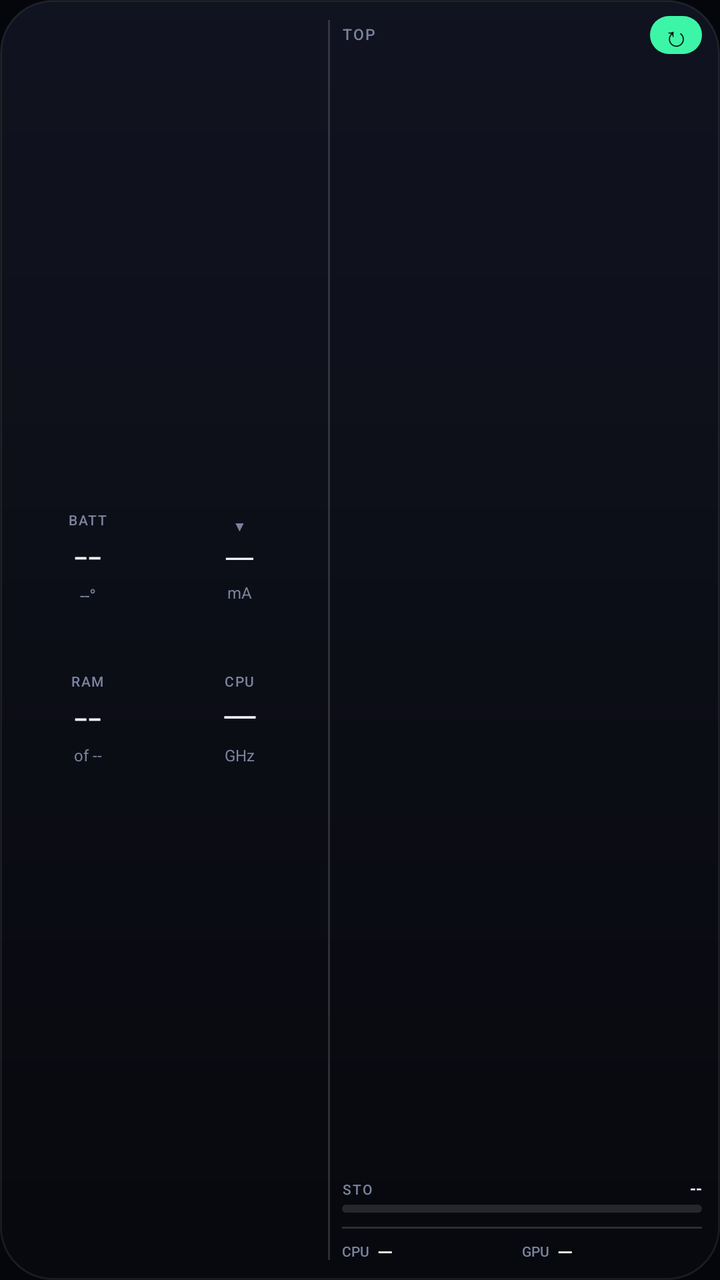
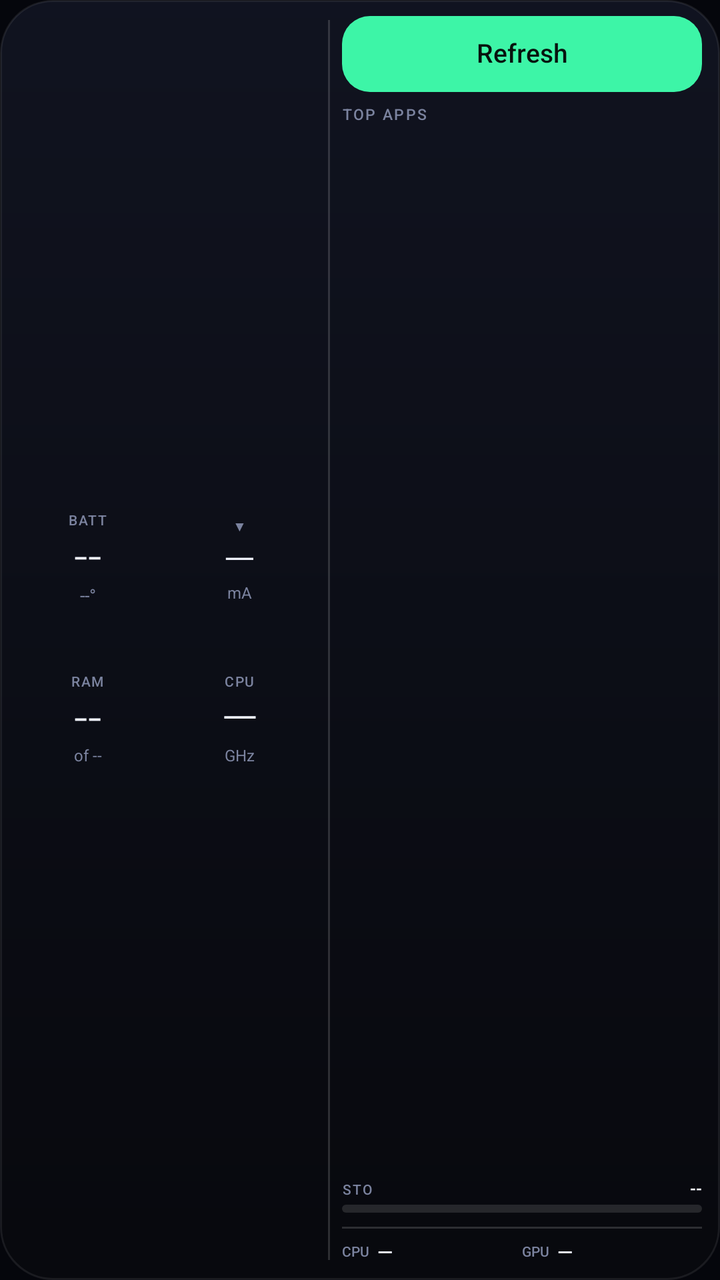

The first picture is an Android layout as it rendered before a commit; the second is the same layout after the commit. The layout source and the unified diff follow.
<!-- AndroidManifest.xml: application theme Theme.PhoneStatus -->
<!-- res/layout/widget_rect.xml -->
<?xml version="1.0" encoding="utf-8"?>
<LinearLayout xmlns:android="http://schemas.android.com/apk/res/android"
    android:id="@+id/w_root"
    android:layout_width="match_parent"
    android:layout_height="match_parent"
    android:background="@drawable/widget_bg_minimal"
    android:orientation="horizontal"
    android:paddingBottom="8dp"
    android:paddingEnd="9dp"
    android:paddingStart="8dp"
    android:paddingTop="8dp">

    
    <LinearLayout
        android:layout_width="wrap_content"
        android:layout_height="match_parent"
        android:gravity="center_vertical"
        android:orientation="vertical">

        <LinearLayout
            android:layout_width="wrap_content"
            android:layout_height="wrap_content"
            android:orientation="horizontal">
            <FrameLayout
                android:layout_width="72dp"
                android:layout_height="72dp">
                <ImageView
                    android:id="@+id/w_batt_ring"
                    android:layout_width="match_parent"
                    android:layout_height="match_parent"
                    android:scaleType="fitCenter" />
                <LinearLayout
                    android:layout_width="match_parent"
                    android:layout_height="match_parent"
                    android:gravity="center"
                    android:orientation="vertical">
                    <TextView
                        android:layout_width="wrap_content"
                        android:layout_height="wrap_content"
                        android:fontFamily="sans-serif-medium"
                        android:includeFontPadding="false"
                        android:letterSpacing="0.08"
                        android:text="BATT"
                        android:textColor="@color/text_label"
                        android:textSize="7sp" />
                    <TextView
                        android:id="@+id/w_battery_pct"
                        android:layout_width="wrap_content"
                        android:layout_height="wrap_content"
                        android:fontFamily="sans-serif-light"
                        android:includeFontPadding="false"
                        android:text="--"
                        android:textColor="@color/text_primary"
                        android:textSize="24sp" />
                    <TextView
                        android:id="@+id/w_batt_temp"
                        android:layout_width="wrap_content"
                        android:layout_height="wrap_content"
                        android:includeFontPadding="false"
                        android:text="--°"
                        android:textColor="@color/text_label"
                        android:textSize="9sp" />
                </LinearLayout>
            </FrameLayout>
            <FrameLayout
                android:layout_width="72dp"
                android:layout_height="72dp"
                android:layout_marginStart="4dp">
                <ImageView
                    android:id="@+id/w_cur_ring"
                    android:layout_width="match_parent"
                    android:layout_height="match_parent"
                    android:scaleType="fitCenter" />
                <LinearLayout
                    android:layout_width="match_parent"
                    android:layout_height="match_parent"
                    android:gravity="center"
                    android:orientation="vertical">
                    <TextView
                        android:id="@+id/w_cur_arrow"
                        android:layout_width="wrap_content"
                        android:layout_height="wrap_content"
                        android:includeFontPadding="false"
                        android:text="▼"
                        android:textColor="@color/text_label"
                        android:textSize="7sp" />
                    <TextView
                        android:id="@+id/w_cur_val"
                        android:layout_width="wrap_content"
                        android:layout_height="wrap_content"
                        android:fontFamily="sans-serif-light"
                        android:includeFontPadding="false"
                        android:text="—"
                        android:textColor="@color/text_primary"
                        android:textSize="21sp" />
                    <TextView
                        android:layout_width="wrap_content"
                        android:layout_height="wrap_content"
                        android:includeFontPadding="false"
                        android:text="mA"
                        android:textColor="@color/text_label"
                        android:textSize="8sp" />
                </LinearLayout>
            </FrameLayout>
        </LinearLayout>

        <LinearLayout
            android:layout_width="wrap_content"
            android:layout_height="wrap_content"
            android:layout_marginTop="8dp"
            android:orientation="horizontal">
            <FrameLayout
                android:layout_width="72dp"
                android:layout_height="72dp">
                <ImageView
                    android:id="@+id/w_ram_ring"
                    android:layout_width="match_parent"
                    android:layout_height="match_parent"
                    android:scaleType="fitCenter" />
                <LinearLayout
                    android:layout_width="match_parent"
                    android:layout_height="match_parent"
                    android:gravity="center"
                    android:orientation="vertical">
                    <TextView
                        android:layout_width="wrap_content"
                        android:layout_height="wrap_content"
                        android:fontFamily="sans-serif-medium"
                        android:includeFontPadding="false"
                        android:letterSpacing="0.08"
                        android:text="RAM"
                        android:textColor="@color/text_label"
                        android:textSize="7sp" />
                    <TextView
                        android:id="@+id/w_ram_val"
                        android:layout_width="wrap_content"
                        android:layout_height="wrap_content"
                        android:fontFamily="sans-serif-light"
                        android:includeFontPadding="false"
                        android:text="--"
                        android:textColor="@color/text_primary"
                        android:textSize="24sp" />
                    <TextView
                        android:id="@+id/w_ram_sub"
                        android:layout_width="wrap_content"
                        android:layout_height="wrap_content"
                        android:includeFontPadding="false"
                        android:text="of --"
                        android:textColor="@color/text_label"
                        android:textSize="8sp" />
                </LinearLayout>
            </FrameLayout>
            <FrameLayout
                android:layout_width="72dp"
                android:layout_height="72dp"
                android:layout_marginStart="4dp">
                <ImageView
                    android:id="@+id/w_cpu_ring"
                    android:layout_width="match_parent"
                    android:layout_height="match_parent"
                    android:scaleType="fitCenter" />
                <LinearLayout
                    android:layout_width="match_parent"
                    android:layout_height="match_parent"
                    android:gravity="center"
                    android:orientation="vertical">
                    <TextView
                        android:layout_width="wrap_content"
                        android:layout_height="wrap_content"
                        android:fontFamily="sans-serif-medium"
                        android:includeFontPadding="false"
                        android:letterSpacing="0.08"
                        android:text="CPU"
                        android:textColor="@color/text_label"
                        android:textSize="7sp" />
                    <TextView
                        android:id="@+id/w_cpu_ghz"
                        android:layout_width="wrap_content"
                        android:layout_height="wrap_content"
                        android:fontFamily="sans-serif-light"
                        android:includeFontPadding="false"
                        android:text="—"
                        android:textColor="@color/text_primary"
                        android:textSize="24sp" />
                    <TextView
                        android:layout_width="wrap_content"
                        android:layout_height="wrap_content"
                        android:includeFontPadding="false"
                        android:text="GHz"
                        android:textColor="@color/text_label"
                        android:textSize="8sp" />
                </LinearLayout>
            </FrameLayout>
        </LinearLayout>
    </LinearLayout>

    
    <FrameLayout
        android:layout_width="1dp"
        android:layout_height="match_parent"
        android:layout_marginBottom="2dp"
        android:layout_marginEnd="6dp"
        android:layout_marginStart="8dp"
        android:layout_marginTop="2dp"
        android:background="@color/divider" />

    
    <LinearLayout
        android:layout_width="0dp"
        android:layout_height="match_parent"
        android:layout_weight="1"
        android:orientation="vertical">

        
        <LinearLayout
            android:layout_width="match_parent"
            android:layout_height="wrap_content"
            android:gravity="center_vertical"
            android:orientation="horizontal">
            <TextView
                android:layout_width="wrap_content"
                android:layout_height="wrap_content"
                android:fontFamily="sans-serif-medium"
                android:includeFontPadding="false"
                android:letterSpacing="0.1"
                android:text="TOP"
                android:textColor="@color/text_label"
                android:textSize="7.5sp" />
            <TextView
                android:id="@+id/w_apps_age"
                android:layout_width="0dp"
                android:layout_height="wrap_content"
                android:layout_marginStart="5dp"
                android:layout_weight="1"
                android:includeFontPadding="false"
                android:singleLine="true"
                android:text=""
                android:textColor="@color/text_dim"
                android:textSize="7.5sp" />
            <FrameLayout
                android:id="@+id/w_refresh"
                android:layout_width="26dp"
                android:layout_height="19dp"
                android:background="@drawable/btn_refresh">
                <TextView
                    android:id="@+id/w_refresh_text"
                    android:layout_width="match_parent"
                    android:layout_height="match_parent"
                    android:fontFamily="sans-serif-medium"
                    android:gravity="center"
                    android:includeFontPadding="false"
                    android:text="↻"
                    android:textColor="#FF07130E"
                    android:textSize="14sp" />
            </FrameLayout>
        </LinearLayout>

        
        <TextView
            android:id="@+id/w_apps_note"
            android:layout_width="match_parent"
            android:layout_height="wrap_content"
            android:layout_marginTop="6dp"
            android:ellipsize="end"
            android:includeFontPadding="false"
            android:maxLines="4"
            android:text=""
            android:textColor="@color/text_label"
            android:textSize="9sp"
            android:visibility="gone" />

        <LinearLayout
            android:id="@+id/w_app1_row"
            android:layout_width="match_parent"
            android:layout_height="wrap_content"
            android:layout_marginTop="5dp"
            android:gravity="center_vertical"
            android:orientation="horizontal">
            <TextView
                android:id="@+id/w_app1_rank"
                android:layout_width="8dp"
                android:layout_height="wrap_content"
                android:includeFontPadding="false"
                android:text=""
                android:textColor="@color/text_dim"
                android:textSize="7sp" />
            <TextView
                android:id="@+id/w_app1_name"
                android:layout_width="0dp"
                android:layout_height="wrap_content"
                android:layout_weight="1"
                android:ellipsize="end"
                android:fontFamily="sans-serif-medium"
                android:includeFontPadding="false"
                android:singleLine="true"
                android:text=""
                android:textColor="@color/text_primary"
                android:textSize="10sp" />
            <TextView
                android:id="@+id/w_app1_mb"
                android:layout_width="wrap_content"
                android:layout_height="wrap_content"
                android:layout_marginStart="3dp"
                android:includeFontPadding="false"
                android:text=""
                android:textColor="@color/text_label"
                android:textSize="9sp" />
        </LinearLayout>
        <LinearLayout
            android:id="@+id/w_app2_row"
            android:layout_width="match_parent"
            android:layout_height="wrap_content"
            android:layout_marginTop="5dp"
            android:gravity="center_vertical"
            android:orientation="horizontal">
            <TextView
                android:id="@+id/w_app2_rank"
                android:layout_width="8dp"
                android:layout_height="wrap_content"
                android:includeFontPadding="false"
                android:text=""
                android:textColor="@color/text_dim"
                android:textSize="7sp" />
            <TextView
                android:id="@+id/w_app2_name"
                android:layout_width="0dp"
                android:layout_height="wrap_content"
                android:layout_weight="1"
                android:ellipsize="end"
                android:fontFamily="sans-serif-medium"
                android:includeFontPadding="false"
                android:singleLine="true"
                android:text=""
                android:textColor="@color/text_primary"
                android:textSize="10sp" />
            <TextView
                android:id="@+id/w_app2_mb"
                android:layout_width="wrap_content"
                android:layout_height="wrap_content"
                android:layout_marginStart="3dp"
                android:includeFontPadding="false"
                android:text=""
                android:textColor="@color/text_label"
                android:textSize="9sp" />
        </LinearLayout>
        <LinearLayout
            android:id="@+id/w_app3_row"
            android:layout_width="match_parent"
            android:layout_height="wrap_content"
            android:layout_marginTop="5dp"
            android:gravity="center_vertical"
            android:orientation="horizontal">
            <TextView
                android:id="@+id/w_app3_rank"
                android:layout_width="8dp"
                android:layout_height="wrap_content"
                android:includeFontPadding="false"
                android:text=""
                android:textColor="@color/text_dim"
                android:textSize="7sp" />
            <TextView
                android:id="@+id/w_app3_name"
                android:layout_width="0dp"
                android:layout_height="wrap_content"
                android:layout_weight="1"
                android:ellipsize="end"
                android:fontFamily="sans-serif-medium"
                android:includeFontPadding="false"
                android:singleLine="true"
                android:text=""
                android:textColor="@color/text_primary"
                android:textSize="10sp" />
            <TextView
                android:id="@+id/w_app3_mb"
                android:layout_width="wrap_content"
                android:layout_height="wrap_content"
                android:layout_marginStart="3dp"
                android:includeFontPadding="false"
                android:text=""
                android:textColor="@color/text_label"
                android:textSize="9sp" />
        </LinearLayout>
        <LinearLayout
            android:id="@+id/w_app4_row"
            android:layout_width="match_parent"
            android:layout_height="wrap_content"
            android:layout_marginTop="5dp"
            android:gravity="center_vertical"
            android:orientation="horizontal">
            <TextView
                android:id="@+id/w_app4_rank"
                android:layout_width="8dp"
                android:layout_height="wrap_content"
                android:includeFontPadding="false"
                android:text=""
                android:textColor="@color/text_dim"
                android:textSize="7sp" />
            <TextView
                android:id="@+id/w_app4_name"
                android:layout_width="0dp"
                android:layout_height="wrap_content"
                android:layout_weight="1"
                android:ellipsize="end"
                android:fontFamily="sans-serif-medium"
                android:includeFontPadding="false"
                android:singleLine="true"
                android:text=""
                android:textColor="@color/text_primary"
                android:textSize="10sp" />
            <TextView
                android:id="@+id/w_app4_mb"
                android:layout_width="wrap_content"
                android:layout_height="wrap_content"
                android:layout_marginStart="3dp"
                android:includeFontPadding="false"
                android:text=""
                android:textColor="@color/text_label"
                android:textSize="9sp" />
        </LinearLayout>
        <LinearLayout
            android:id="@+id/w_app5_row"
            android:layout_width="match_parent"
            android:layout_height="wrap_content"
            android:layout_marginTop="5dp"
            android:gravity="center_vertical"
            android:orientation="horizontal">
            <TextView
                android:id="@+id/w_app5_rank"
                android:layout_width="8dp"
                android:layout_height="wrap_content"
                android:includeFontPadding="false"
                android:text=""
                android:textColor="@color/text_dim"
                android:textSize="7sp" />
            <TextView
                android:id="@+id/w_app5_name"
                android:layout_width="0dp"
                android:layout_height="wrap_content"
                android:layout_weight="1"
                android:ellipsize="end"
                android:fontFamily="sans-serif-medium"
                android:includeFontPadding="false"
                android:singleLine="true"
                android:text=""
                android:textColor="@color/text_primary"
                android:textSize="10sp" />
            <TextView
                android:id="@+id/w_app5_mb"
                android:layout_width="wrap_content"
                android:layout_height="wrap_content"
                android:layout_marginStart="3dp"
                android:includeFontPadding="false"
                android:text=""
                android:textColor="@color/text_label"
                android:textSize="9sp" />
        </LinearLayout>

        <FrameLayout
            android:layout_width="match_parent"
            android:layout_height="0dp"
            android:layout_weight="1" />

        
        <LinearLayout
            android:layout_width="match_parent"
            android:layout_height="wrap_content"
            android:orientation="horizontal">
            <TextView
                android:layout_width="0dp"
                android:layout_height="wrap_content"
                android:layout_weight="1"
                android:fontFamily="sans-serif-medium"
                android:includeFontPadding="false"
                android:letterSpacing="0.1"
                android:text="STO"
                android:textColor="@color/text_label"
                android:textSize="7sp" />
            <TextView
                android:id="@+id/w_sto_val"
                android:layout_width="wrap_content"
                android:layout_height="wrap_content"
                android:fontFamily="sans-serif-medium"
                android:includeFontPadding="false"
                android:text="--"
                android:textColor="@color/text_primary"
                android:textSize="8.5sp" />
        </LinearLayout>
        <ProgressBar
            android:id="@+id/w_sto_bar"
            style="?android:attr/progressBarStyleHorizontal"
            android:layout_width="match_parent"
            android:layout_height="4dp"
            android:layout_marginTop="3dp"
            android:max="100"
            android:maxHeight="4dp"
            android:minHeight="4dp"
            android:progress="0"
            android:progressDrawable="@drawable/bar_thin_white" />

        <FrameLayout
            android:layout_width="match_parent"
            android:layout_height="1dp"
            android:layout_marginTop="7dp"
            android:background="@color/divider" />

        
        <LinearLayout
            android:layout_width="match_parent"
            android:layout_height="wrap_content"
            android:layout_marginTop="6dp"
            android:gravity="center_vertical"
            android:orientation="horizontal">
            <TextView
                android:layout_width="wrap_content"
                android:layout_height="wrap_content"
                android:fontFamily="sans-serif-medium"
                android:includeFontPadding="false"
                android:text="CPU"
                android:textColor="@color/text_label"
                android:textSize="7sp" />
            <TextView
                android:id="@+id/w_cpu_temp"
                android:layout_width="0dp"
                android:layout_height="wrap_content"
                android:layout_marginStart="4dp"
                android:layout_weight="1"
                android:fontFamily="sans-serif-medium"
                android:includeFontPadding="false"
                android:singleLine="true"
                android:text="—"
                android:textColor="@color/text_primary"
                android:textSize="10sp" />
            <TextView
                android:layout_width="wrap_content"
                android:layout_height="wrap_content"
                android:fontFamily="sans-serif-medium"
                android:includeFontPadding="false"
                android:text="GPU"
                android:textColor="@color/text_label"
                android:textSize="7sp" />
            <TextView
                android:id="@+id/w_gpu_temp"
                android:layout_width="0dp"
                android:layout_height="wrap_content"
                android:layout_marginStart="4dp"
                android:layout_weight="1"
                android:fontFamily="sans-serif-medium"
                android:includeFontPadding="false"
                android:singleLine="true"
                android:text="—"
                android:textColor="@color/text_primary"
                android:textSize="10sp" />
        </LinearLayout>
    </LinearLayout>
</LinearLayout>
<!-- resources referenced by this layout -->
<resources>
  <color name="divider">#26FFFFFF</color>
  <color name="text_dim">#FF566080</color>
  <color name="text_label">#FF7B839F</color>
  <color name="text_primary">#FFF2F5FF</color>
  <!-- drawable bar_thin_white (drawable) -->
  <?xml version="1.0" encoding="utf-8"?>
  <layer-list xmlns:android="http://schemas.android.com/apk/res/android">
      <item android:id="@android:id/background">
          <shape android:shape="rectangle">
              <corners android:radius="2dp" />
              <solid android:color="#1FFFFFFF" />
          </shape>
      </item>
      <item android:id="@android:id/progress">
          <clip>
              <shape android:shape="rectangle">
                  <corners android:radius="2dp" />
                  <solid android:color="#D9D9DEEE" />
              </shape>
          </clip>
      </item>
  </layer-list>
  <!-- drawable btn_refresh (drawable) -->
  <?xml version="1.0" encoding="utf-8"?>
  <shape xmlns:android="http://schemas.android.com/apk/res/android"
      android:shape="rectangle">
      <solid android:color="@color/c_battery" />
      <corners android:radius="10dp" />
  </shape>
  <!-- drawable widget_bg_minimal (drawable) -->
  <?xml version="1.0" encoding="utf-8"?>
  <shape xmlns:android="http://schemas.android.com/apk/res/android"
      android:shape="rectangle">
      <gradient
          android:angle="270"
          android:endColor="#F507080D"
          android:startColor="#F5101320" />
      <corners android:radius="26dp" />
      <stroke
          android:width="1dp"
          android:color="#14FFFFFF" />
  </shape>
  <style name="Theme.PhoneStatus" parent="android:Theme.Material.NoActionBar">
          <item name="android:windowBackground">@color/bg</item>
          <item name="android:statusBarColor">@android:color/transparent</item>
          <item name="android:navigationBarColor">@android:color/transparent</item>
      </style>
  <color name="c_battery">#FF3DF5A7</color>
  <color name="bg">#FF05060C</color>
</resources>

<!-- the commit's change to res/layout/widget_rect.xml (unified diff, before → after) -->
@@ -212,9 +212,28 @@
         android:orientation="vertical">
 
         
-        <LinearLayout
-            android:layout_width="match_parent"
-            android:layout_height="wrap_content"
+        <FrameLayout
+            android:id="@+id/w_refresh"
+            android:layout_width="match_parent"
+            android:layout_height="38dp"
+            android:background="@drawable/btn_refresh">
+            <TextView
+                android:id="@+id/w_refresh_text"
+                android:layout_width="match_parent"
+                android:layout_height="match_parent"
+                android:fontFamily="sans-serif-medium"
+                android:gravity="center"
+                android:includeFontPadding="false"
+                android:text="Refresh"
+                android:textColor="#FF07130E"
+                android:textSize="13sp" />
+        </FrameLayout>
+
+        
+        <LinearLayout
+            android:layout_width="match_parent"
+            android:layout_height="wrap_content"
+            android:layout_marginTop="7dp"
             android:gravity="center_vertical"
             android:orientation="horizontal">
             <TextView
@@ -223,7 +242,7 @@
                 android:fontFamily="sans-serif-medium"
                 android:includeFontPadding="false"
                 android:letterSpacing="0.1"
-                android:text="TOP"
+                android:text="TOP APPS"
                 android:textColor="@color/text_label"
                 android:textSize="7.5sp" />
             <TextView
@@ -237,22 +256,6 @@
                 android:text=""
                 android:textColor="@color/text_dim"
                 android:textSize="7.5sp" />
-            <FrameLayout
-                android:id="@+id/w_refresh"
-                android:layout_width="26dp"
-                android:layout_height="19dp"
-                android:background="@drawable/btn_refresh">
-                <TextView
-                    android:id="@+id/w_refresh_text"
-                    android:layout_width="match_parent"
-                    android:layout_height="match_parent"
-                    android:fontFamily="sans-serif-medium"
-                    android:gravity="center"
-                    android:includeFontPadding="false"
-                    android:text="↻"
-                    android:textColor="#FF07130E"
-                    android:textSize="14sp" />
-            </FrameLayout>
         </LinearLayout>
 
         
@@ -380,80 +383,6 @@
                 android:textColor="@color/text_label"
                 android:textSize="9sp" />
         </LinearLayout>
-        <LinearLayout
-            android:id="@+id/w_app4_row"
-            android:layout_width="match_parent"
-            android:layout_height="wrap_content"
-            android:layout_marginTop="5dp"
-            android:gravity="center_vertical"
-            android:orientation="horizontal">
-            <TextView
-                android:id="@+id/w_app4_rank"
-                android:layout_width="8dp"
-                android:layout_height="wrap_content"
-                android:includeFontPadding="false"
-                android:text=""
-                android:textColor="@color/text_dim"
-                android:textSize="7sp" />
-            <TextView
-                android:id="@+id/w_app4_name"
-                android:layout_width="0dp"
-                android:layout_height="wrap_content"
-                android:layout_weight="1"
-                android:ellipsize="end"
-                android:fontFamily="sans-serif-medium"
-                android:includeFontPadding="false"
-                android:singleLine="true"
-                android:text=""
-                android:textColor="@color/text_primary"
-                android:textSize="10sp" />
-            <TextView
-                android:id="@+id/w_app4_mb"
-                android:layout_width="wrap_content"
-                android:layout_height="wrap_content"
-                android:layout_marginStart="3dp"
-                android:includeFontPadding="false"
-                android:text=""
-                android:textColor="@color/text_label"
-                android:textSize="9sp" />
-        </LinearLayout>
-        <LinearLayout
-            android:id="@+id/w_app5_row"
-            android:layout_width="match_parent"
-            android:layout_height="wrap_content"
-            android:layout_marginTop="5dp"
-            android:gravity="center_vertical"
-            android:orientation="horizontal">
-            <TextView
-                android:id="@+id/w_app5_rank"
-                android:layout_width="8dp"
-                android:layout_height="wrap_content"
-                android:includeFontPadding="false"
-                android:text=""
-                android:textColor="@color/text_dim"
-                android:textSize="7sp" />
-            <TextView
-                android:id="@+id/w_app5_name"
-                android:layout_width="0dp"
-                android:layout_height="wrap_content"
-                android:layout_weight="1"
-                android:ellipsize="end"
-                android:fontFamily="sans-serif-medium"
-                android:includeFontPadding="false"
-                android:singleLine="true"
-                android:text=""
-                android:textColor="@color/text_primary"
-                android:textSize="10sp" />
-            <TextView
-                android:id="@+id/w_app5_mb"
-                android:layout_width="wrap_content"
-                android:layout_height="wrap_content"
-                android:layout_marginStart="3dp"
-                android:includeFontPadding="false"
-                android:text=""
-                android:textColor="@color/text_label"
-                android:textSize="9sp" />
-        </LinearLayout>
 
         <FrameLayout
             android:layout_width="match_parent"
<!-- resource entries referenced after the edit -->
@@ -27,7 +27,7 @@
   <shape xmlns:android="http://schemas.android.com/apk/res/android"
       android:shape="rectangle">
       <solid android:color="@color/c_battery" />
-      <corners android:radius="10dp" />
+      <corners android:radius="14dp" />
   </shape>
   <!-- drawable widget_bg_minimal (drawable) -->
   <?xml version="1.0" encoding="utf-8"?>
